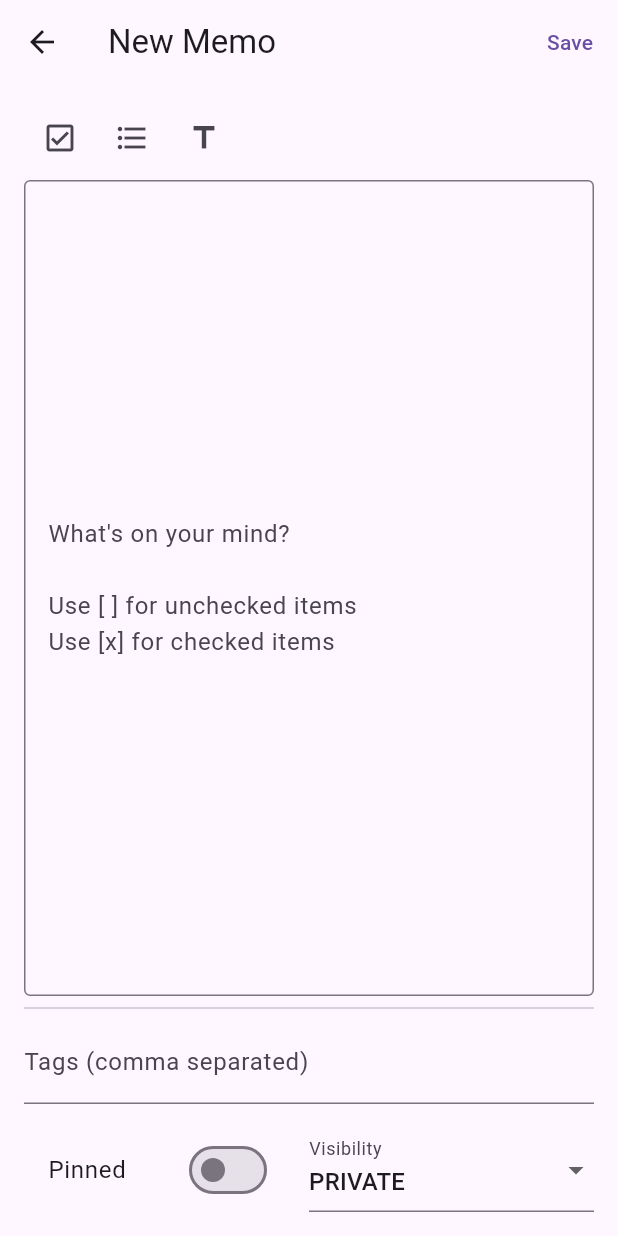
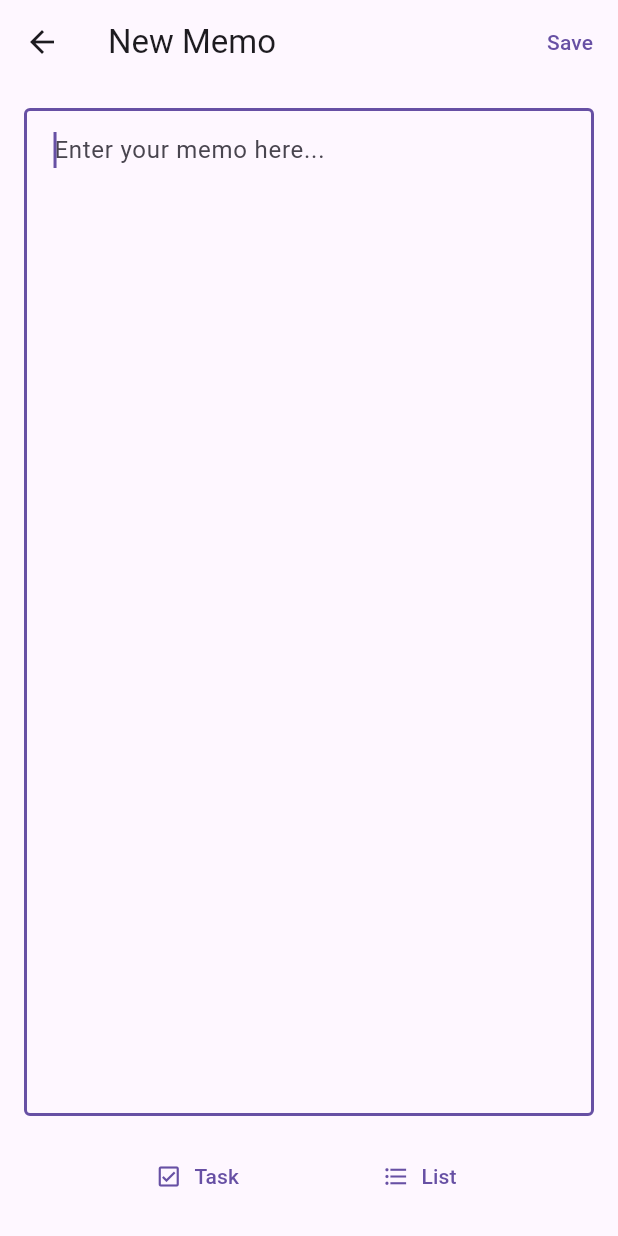
Before and after one commit to zihuv/mindlog, a Flutter app: the MemoEditorScreen screen opened directly, on a phone screen of 412 x 824 dp. Run offline on Flutter 3.47's test engine with Material 3 defaults, Android fonts, the phone set to English and light mode, and no system bars; our stand-ins replace equatable, flutter_markdown, shared_preferences; missing offline and left inert: markdown; accounts and stored records are empty.

Commit message:
简化输入

```diff
--- a/lib/features/memos/presentation/widgets/memo_editor_screen.dart
+++ b/lib/features/memos/presentation/widgets/memo_editor_screen.dart
@@ -20,9 +20,7 @@
 
 class _MemoEditorScreenState extends State<MemoEditorScreen> {
   final TextEditingController _controller = TextEditingController();
-  final TextEditingController _tagsController = TextEditingController();
-  bool _isPinned = false;
-  String _visibility = 'PRIVATE';
+  final FocusNode _focusNode = FocusNode();
 
   @override
   void initState() {
@@ -30,14 +28,28 @@
 
     if (widget.initialMemo != null) {
       _controller.text = widget.initialMemo!.content;
-      _isPinned = widget.initialMemo!.isPinned;
-      _visibility = widget.initialMemo!.visibility ?? 'PRIVATE';
+      // For editing, place cursor at the end of the content
+      _controller.selection = TextSelection.fromPosition(
+        TextPosition(offset: _controller.text.length),
+      );
+    } else {
+      // For new memo, start with empty text and cursor at the beginning
+      _controller.text = '';
+      _controller.selection = TextSelection.fromPosition(
+        TextPosition(offset: 0),
+      );
+    }
 
-      // Format tags as comma-separated string
-      if (widget.initialMemo!.tags.isNotEmpty) {
-        _tagsController.text = widget.initialMemo!.tags.join(', ');
+    // Request focus after the widget is built to ensure cursor position is maintained
+    WidgetsBinding.instance.addPostFrameCallback((_) {
+      _focusNode.requestFocus();
+      // Ensure cursor is positioned at the beginning for new memos
+      if (widget.initialMemo == null) {
+        _controller.selection = TextSelection.fromPosition(
+          TextPosition(offset: 0),
+        );
       }
-    }
+    });
   }
 
   void _insertTaskList() {
@@ -72,20 +84,10 @@
     );
   }
 
-  void _insertHeading() {
-    final text = _controller.text;
-    final selection = _controller.selection;
-    final newText = StringBuffer()
-      ..write(text.substring(0, selection.start))
-      ..write('## ')
-      ..write(text.substring(selection.end));
-
-    _controller.value = TextEditingValue(
-      text: newText.toString(),
-      selection: TextSelection.collapsed(
-        offset: selection.start + 3,
-      ), // 3 = length of "## "
-    );
+  @override
+  void dispose() {
+    _focusNode.dispose();
+    super.dispose();
   }
 
   @override
@@ -99,86 +101,42 @@
         padding: const EdgeInsets.all(16.0),
         child: Column(
           children: [
-            // Markdown toolbar
-            Container(
-              height: 40,
-              margin: const EdgeInsets.only(bottom: 8.0),
-              child: Row(
-                children: [
-                  IconButton(
-                    icon: const Icon(Icons.check_box_outlined),
-                    tooltip: 'Add task list item',
-                    onPressed: _insertTaskList,
-                  ),
-                  IconButton(
-                    icon: const Icon(Icons.format_list_bulleted),
-                    tooltip: 'Add bullet list',
-                    onPressed: _insertBulletList,
-                  ),
-                  IconButton(
-                    icon: const Icon(Icons.title),
-                    tooltip: 'Add heading',
-                    onPressed: _insertHeading,
-                  ),
-                ],
-              ),
-            ),
             Expanded(
               child: TextField(
                 controller: _controller,
+                focusNode: _focusNode,
                 maxLines: null,
                 expands: true,
+                textAlign: TextAlign.left,
+                textAlignVertical: TextAlignVertical.top,
                 decoration: const InputDecoration(
-                  hintText:
-                      'What\'s on your mind?\n\nUse [ ] for unchecked items\nUse [x] for checked items',
+                  hintText: 'Enter your memo here...',
                   border: OutlineInputBorder(),
+                  contentPadding: EdgeInsets.all(16.0),
                 ),
                 keyboardType: TextInputType.multiline,
                 textCapitalization: TextCapitalization.sentences,
               ),
             ),
-            const Divider(),
-            TextField(
-              controller: _tagsController,
-              decoration: const InputDecoration(
-                labelText: 'Tags (comma separated)',
-                hintText: 'work, personal, todo',
+            const SizedBox(height: 16),
+            // Bottom toolbar with formatting options
+            Container(
+              padding: const EdgeInsets.symmetric(horizontal: 8.0),
+              child: Row(
+                mainAxisAlignment: MainAxisAlignment.spaceEvenly,
+                children: [
+                  TextButton.icon(
+                    onPressed: _insertTaskList,
+                    icon: const Icon(Icons.check_box_outlined, size: 18),
+                    label: const Text('Task'),
+                  ),
+                  TextButton.icon(
+                    onPressed: _insertBulletList,
+                    icon: const Icon(Icons.format_list_bulleted, size: 18),
+                    label: const Text('List'),
+                  ),
+                ],
               ),
-            ),
-            const SizedBox(height: 16),
-            Row(
-              children: [
-                Expanded(
-                  child: SwitchListTile(
-                    title: const Text('Pinned'),
-                    value: _isPinned,
-                    onChanged: (value) {
-                      setState(() {
-                        _isPinned = value;
-                      });
-                    },
-                  ),
-                ),
-                Expanded(
-                  child: DropdownButtonFormField<String>(
-                    value: _visibility,
-                    decoration: const InputDecoration(labelText: 'Visibility'),
-                    items: ['PRIVATE', 'PUBLIC', 'LIMITED']
-                        .map(
-                          (String value) => DropdownMenuItem(
-                            value: value,
-                            child: Text(value),
-                          ),
-                        )
-                        .toList(),
-                    onChanged: (String? newValue) {
-                      setState(() {
-                        _visibility = newValue ?? 'PRIVATE';
-                      });
-                    },
-                  ),
-                ),
-              ],
             ),
           ],
         ),
@@ -198,27 +156,13 @@
       return;
     }
 
-    // Parse tags from comma-separated string
-    List<String> tags = [];
-    if (_tagsController.text.trim().isNotEmpty) {
-      tags = _tagsController.text
-          .split(',')
-          .map((tag) => tag.trim())
-          .where((tag) => tag.isNotEmpty)
-          .toList();
-    }
-
     Memo memo;
     if (widget.isEdit && widget.initialMemo != null) {
       // For edited memos, preserve the existing checklist states
       memo = widget.initialMemo!.copyWith(
         content: _controller.text.trim(),
         updatedAt: DateTime.now(),
-        isPinned: _isPinned,
-        visibility: _visibility,
-        tags: tags,
-        // Preserve existing checklist states
-        // We'll extract them from the content if needed
+        // Preserve existing pinned status and other values
       );
     } else {
       // For new memos, initialize with empty checklist states
@@ -226,9 +170,9 @@
         id: DateTime.now().millisecondsSinceEpoch,
         content: _controller.text.trim(),
         createdAt: DateTime.now(),
-        isPinned: _isPinned,
-        visibility: _visibility,
-        tags: tags,
+        isPinned: false, // Default to not pinned
+        visibility: 'PRIVATE', // Default to private
+        tags: [], // No tags
         checklistStates: _extractChecklistStates(_controller.text.trim()),
       );
     }
```
